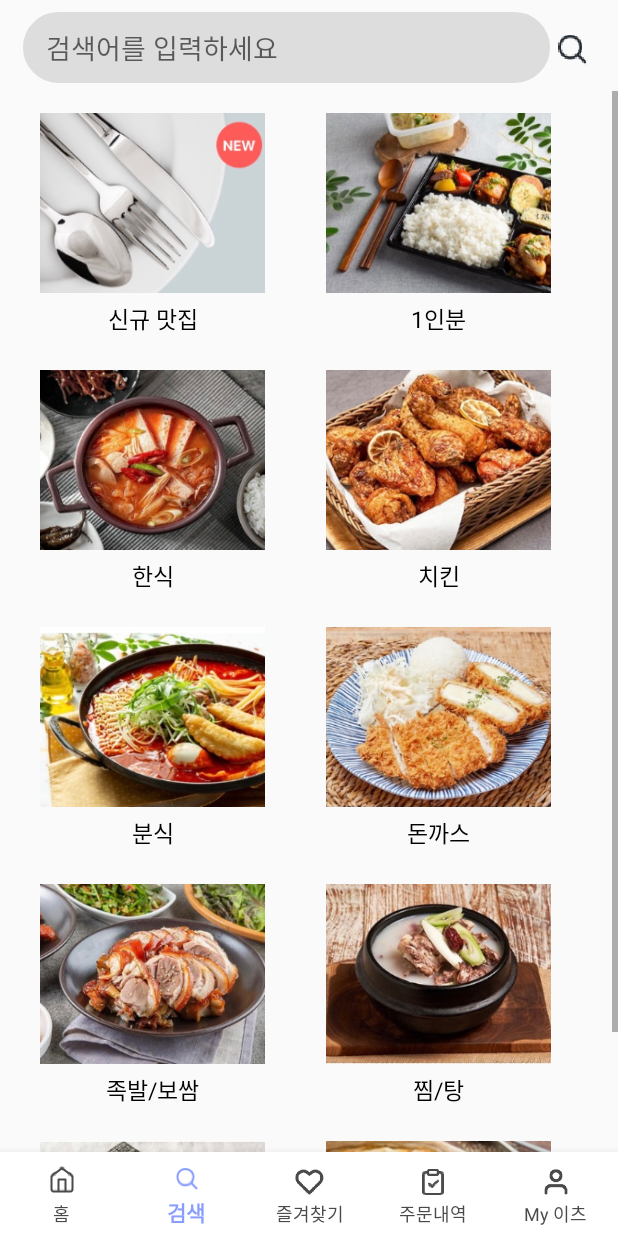
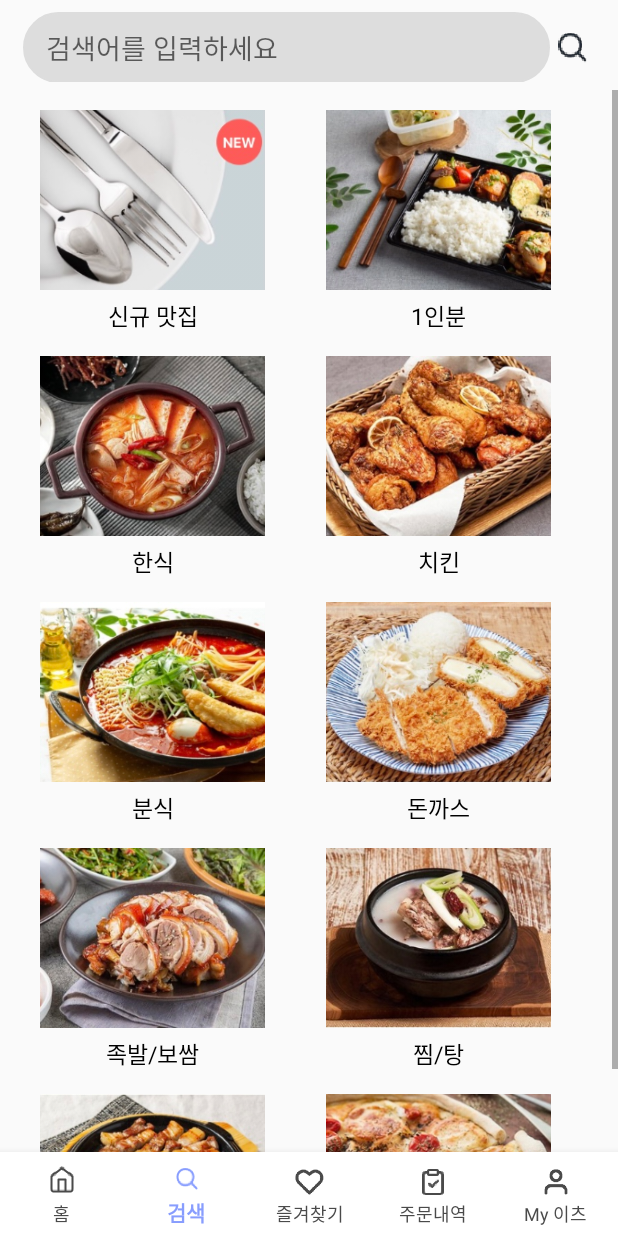
Before and after one commit to Gyuil-Hwnag/copang_eats_b_clone, an Android app: the screen it shows after launch (MainActivity), item 2 of the bottom bar chosen, on a phone screen of 412 x 824 dp. Run offline under Robolectric (Android 15) with nearby library versions, the light colour scheme and no system bars; 1 statement that could not run was skipped.

Commit message:
third commit

```diff
--- a/app/src/main/AndroidManifest.xml
+++ b/app/src/main/AndroidManifest.xml
@@ -40,6 +40,11 @@
             android:theme="@style/AppTheme.NoActionBar" />
 
         <activity
+            android:name=".src.searchDetail.SearchDetailActivity"
+            android:screenOrientation="portrait"
+            android:theme="@style/AppTheme.NoActionBar" />
+
+        <activity
             android:name=".src.register.RegisterActivity"
             android:screenOrientation="portrait"
             android:theme="@style/AppTheme.NoActionBar" />
--- a/app/src/main/java/com/softsquared/template/kotlin/src/main/CategoryAdapter.kt
+++ b/app/src/main/java/com/softsquared/template/kotlin/src/main/CategoryAdapter.kt
@@ -10,6 +10,7 @@ import androidx.core.content.ContextCompat
 import androidx.recyclerview.widget.RecyclerView
 import com.softsquared.template.kotlin.R
 import com.softsquared.template.kotlin.src.main.model.Category
+import com.softsquared.template.kotlin.src.searchDetail.SearchDetailActivity
 
 class CategoryAdapter(private val itemList : ArrayList<Category>) :
     RecyclerView.Adapter<CategoryAdapter.ViewHolder>(){
@@ -27,20 +28,16 @@ class CategoryAdapter(private val itemList : ArrayList<Category>) :
     }
 
     override fun onBindViewHolder(holder: ViewHolder, position: Int) {
-        holder.category_img.setImageResource(itemList.get(position).sea_Img)
-        holder.category_txt.setText(itemList.get(position).sea_name)
+        holder.category_img.setImageResource(itemList.get(position).category_Img)
+        holder.category_txt.setText(itemList.get(position).category_name)
 
 
-//        holder.itemView.setOnClickListener {
-//            var intent = Intent(holder.itemView?.context, SearchDetailActivity::class.java)
-//            val sea_name = itemList.get(position).sea_name
-//            val sea_img = itemList.get(position).sea_Img
-//            val sea_weather = itemList.get(position).sea_weather
-//            intent.putExtra("sea_name", sea_name)
-//            intent.putExtra("sea_Img", sea_img)
-//            intent.putExtra("sea_weather", sea_weather)
-//            ContextCompat.startActivity(holder.itemView.context, intent, null)
-//        }
+        holder.itemView.setOnClickListener {
+            var intent = Intent(holder.itemView?.context, SearchDetailActivity::class.java)
+            val name = itemList.get(position).category_name
+            intent.putExtra("category_name", name)
+            ContextCompat.startActivity(holder.itemView.context, intent, null)
+        }
     }
 
     override fun getItemCount(): Int {
--- a/app/src/main/java/com/softsquared/template/kotlin/src/main/MainFragment.kt
+++ b/app/src/main/java/com/softsquared/template/kotlin/src/main/MainFragment.kt
@@ -78,7 +78,7 @@ class MainFragment : BaseFragment<FragmentMainBinding>(FragmentMainBinding::bind
         categoryList.add(Category(R.drawable.img_category21, "버거"))
         categoryList.add(Category(R.drawable.img_category22, "멕시칸"))
         categoryList.add(Category(R.drawable.img_category23, "도시락"))
-        categoryList.add(Category(R.drawable.img_category24, "쥭"))
+        categoryList.add(Category(R.drawable.img_category24, "죽"))
         categoryList.add(Category(R.drawable.img_category25, "프렌차이즈"))
 
         categoryAdapter = CategoryAdapter(categoryList)
--- a/app/src/main/java/com/softsquared/template/kotlin/src/main/model/Category.kt
+++ b/app/src/main/java/com/softsquared/template/kotlin/src/main/model/Category.kt
@@ -1,5 +1,5 @@
 package com.softsquared.template.kotlin.src.main.model
 
 data class Category(
-    var sea_Img: Int,
-    var sea_name: String)
+    var category_Img: Int,
+    var category_name: String)
--- a/app/src/main/java/com/softsquared/template/kotlin/src/search/SearchCategoryAdapter.kt
+++ b/app/src/main/java/com/softsquared/template/kotlin/src/search/SearchCategoryAdapter.kt
@@ -10,6 +10,7 @@ import androidx.core.content.ContextCompat
 import androidx.recyclerview.widget.RecyclerView
 import com.softsquared.template.kotlin.R
 import com.softsquared.template.kotlin.src.main.model.Category
+import com.softsquared.template.kotlin.src.searchDetail.SearchDetailActivity
 
 class SearchCategoryAdapter(private val itemList : ArrayList<Category>) :
     RecyclerView.Adapter<SearchCategoryAdapter.ViewHolder>(){
@@ -27,20 +28,16 @@ class SearchCategoryAdapter(private val itemList : ArrayList<Category>) :
     }
 
     override fun onBindViewHolder(holder: ViewHolder, position: Int) {
-        holder.category_img.setImageResource(itemList.get(position).sea_Img)
-        holder.category_txt.setText(itemList.get(position).sea_name)
+        holder.category_img.setImageResource(itemList.get(position).category_Img)
+        holder.category_txt.setText(itemList.get(position).category_name)
 
 
-//        holder.itemView.setOnClickListener {
-//            var intent = Intent(holder.itemView?.context, SearchDetailActivity::class.java)
-//            val sea_name = itemList.get(position).sea_name
-//            val sea_img = itemList.get(position).sea_Img
-//            val sea_weather = itemList.get(position).sea_weather
-//            intent.putExtra("sea_name", sea_name)
-//            intent.putExtra("sea_Img", sea_img)
-//            intent.putExtra("sea_weather", sea_weather)
-//            ContextCompat.startActivity(holder.itemView.context, intent, null)
-//        }
+        holder.itemView.setOnClickListener {
+            var intent = Intent(holder.itemView?.context, SearchDetailActivity::class.java)
+            val name = itemList.get(position).category_name
+            intent.putExtra("category_name", name)
+            ContextCompat.startActivity(holder.itemView.context, intent, null)
+        }
     }
 
     override fun getItemCount(): Int {
--- a/app/src/main/java/com/softsquared/template/kotlin/src/search/SearchFragment.kt
+++ b/app/src/main/java/com/softsquared/template/kotlin/src/search/SearchFragment.kt
@@ -43,7 +43,7 @@ class SearchFragment : BaseFragment<FragmentSearchBinding>(FragmentSearchBinding
         categoryList.add(Category(R.drawable.img_category21, "버거"))
         categoryList.add(Category(R.drawable.img_category22, "멕시칸"))
         categoryList.add(Category(R.drawable.img_category23, "도시락"))
-        categoryList.add(Category(R.drawable.img_category24, "쥭"))
+        categoryList.add(Category(R.drawable.img_category24, "죽"))
         categoryList.add(Category(R.drawable.img_category25, "프렌차이즈"))
 
         searCategoryAdapter = SearchCategoryAdapter(categoryList)
--- a/app/src/main/res/layout/fragment_search.xml
+++ b/app/src/main/res/layout/fragment_search.xml
@@ -7,11 +7,11 @@
     <androidx.constraintlayout.widget.ConstraintLayout
         android:id="@+id/srarch_main"
         android:layout_width="match_parent"
-        android:layout_height="wrap_content"
+        android:layout_height="60dp"
         app:layout_constraintTop_toTopOf="parent"
         android:paddingLeft="15dp"
         android:paddingRight="15dp"
-        android:paddingTop="8dp"
+        android:paddingTop="5dp"
         android:paddingBottom="5dp">
 
         <EditText
@@ -28,6 +28,7 @@
             android:paddingLeft="15dp"
             android:layout_marginRight="30dp"
             android:textSize="18dp"
+            android:layout_marginTop="3dp"
             android:background="@drawable/edit_rounded_shape">
         </EditText>
         <ImageView
--- a/app/src/main/res/layout/item_search_category_list.xml
+++ b/app/src/main/res/layout/item_search_category_list.xml
@@ -5,7 +5,10 @@
     android:layout_height="wrap_content"
     xmlns:app="http://schemas.android.com/apk/res-auto"
     android:layout_gravity="center"
-    android:padding="11dp">
+    android:paddingLeft="11dp"
+    android:paddingRight="11dp"
+    android:paddingTop="10dp"
+    android:paddingBottom="5dp">
 
     <ImageView
         android:id="@+id/img_categery"
@@ -14,7 +17,8 @@
         android:src="@drawable/img_category1"
         android:scaleType="centerCrop"
         app:layout_constraintTop_toTopOf="parent"
-        >
+        app:layout_constraintLeft_toLeftOf="parent"
+        app:layout_constraintRight_toRightOf="parent">
     </ImageView>
 
     <TextView
```
Also changed, not shown: app/src/main/java/com/softsquared/template/kotlin/src/searchDetail/SearchDetailActivity.kt (added, +22 -0 lines), app/src/main/res/layout/activity_search_detail.xml (added, +55 -0 lines), app/src/main/res/layout/fragment_main.xml (+18 -16 lines), app/src/main/res/drawable-xxxhdpi/ic_back_preview_rev_1.png (added).
